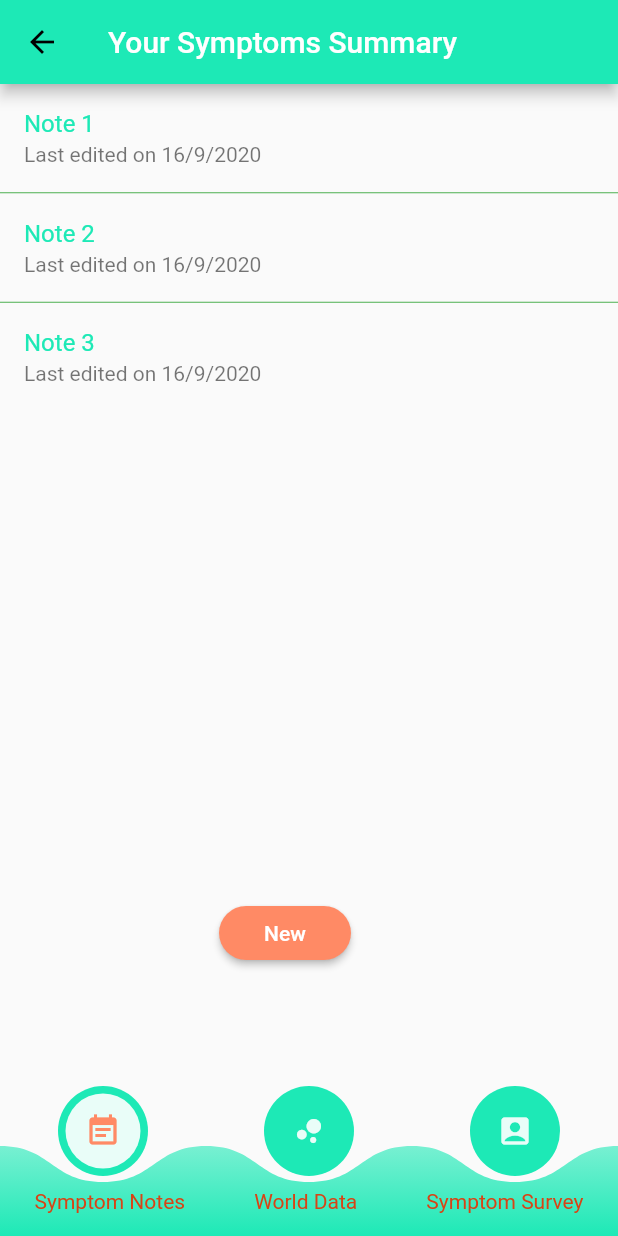
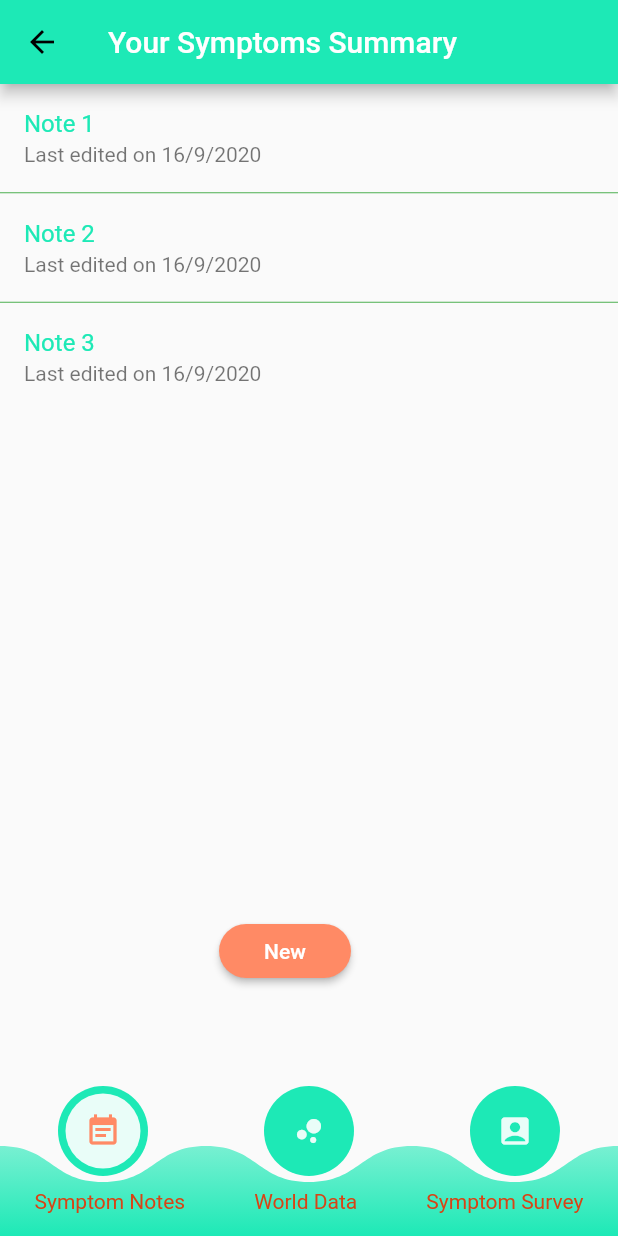
Before and after one commit to shreyabanga/Covid19-Miniproject, a Flutter app: the Home screen opened by its route, on a phone screen of 412 x 824 dp. Run offline on Flutter 3.47's test engine with Material 2 defaults, Android fonts, the phone set to English and light mode, and no system bars; our stand-ins replace cloud_firestore, delayed_display, dio, firebase_auth, flutter_signin_button, get and 2 more; missing offline and left inert: flutter_sparkline; accounts and stored records are empty.

Commit message:
Fixed Android compatibility

```diff
--- a/covid19_tracker/lib/information_card.dart
+++ b/covid19_tracker/lib/information_card.dart
@@ -28,7 +28,7 @@ class InformationCard extends StatelessWidget {
                   child: Text(
                     title,
                     style: TextStyle(
-                      fontSize: 21.0,
+                      fontSize: 18.0,
                       color: Colors.lightGreen,
                     ),
                   ),
--- a/covid19_tracker/lib/login.dart
+++ b/covid19_tracker/lib/login.dart
@@ -21,7 +21,8 @@ class LoginState extends State<Login> {
     return MaterialApp(
       debugShowCheckedModeBanner: false,
       home: Scaffold(
-        body: Container(
+        body: SingleChildScrollView(
+          child: Container(
               alignment: Alignment.center,
               padding: EdgeInsets.only(top: 100),
               child: Column(
@@ -120,6 +121,7 @@ class LoginState extends State<Login> {
                 ],
               )),
         ),
+      ),
     );
   }
 }
--- a/covid19_tracker/lib/screens/home.dart
+++ b/covid19_tracker/lib/screens/home.dart
@@ -1,11 +1,16 @@
 import 'package:flutter/material.dart';
 import './note_list.dart';
-import './world_data.dart';
+import '../dashboard.dart';
 import './symptom_survey.dart';
 import '../main.dart';
 import '../widgets/bottom_nav_bar.dart';
 
-class Home extends StatelessWidget {
+class Home extends StatefulWidget {
+  @override
+  HomeState createState() => HomeState();
+}
+
+class HomeState extends State<Home> {
   @override
   Widget build(BuildContext context) {
     return Scaffold(
@@ -15,7 +20,7 @@ class Home extends StatelessWidget {
         controller: pageController,
         children: <Widget>[
           NoteList(),
-          WorldScreen(),
+          Dashboard(),
           SymptomSurvey(),
         ],
       ),
--- a/covid19_tracker/lib/screens/note_list.dart
+++ b/covid19_tracker/lib/screens/note_list.dart
@@ -36,14 +36,10 @@ class _NoteListState extends State<NoteList> {
       ),
       floatingActionButton: SingleChildScrollView(
         child: Column(
-          children: <Widget>[
-            Column(
-              crossAxisAlignment: CrossAxisAlignment.start,
+          crossAxisAlignment: CrossAxisAlignment.center,
           mainAxisSize: MainAxisSize.min,
           children: <Widget>[
-                Padding(
-                  padding: const EdgeInsets.all(12.0),
-                  child: Container(
+            Container(
               child: Center(
                 child: Align(
                   alignment: Alignment.bottomCenter,
@@ -56,18 +52,15 @@ class _NoteListState extends State<NoteList> {
                       style: TextStyle(color: Colors.white),
                     ),
                     onPressed: () {
-                            Navigator.of(context).push(MaterialPageRoute(
-                                builder: (_) => NoteModify()));
+                      Navigator.of(context).push(
+                          MaterialPageRoute(builder: (_) => NoteModify()));
                     },
-                        ),
                   ),
                 ),
               ),
             ),
             Padding(
               padding: const EdgeInsets.all(75.0),
-                ),
-              ],
             ),
           ],
         ),
--- a/covid19_tracker/pubspec.yaml
+++ b/covid19_tracker/pubspec.yaml
@@ -30,6 +30,7 @@ dependencies:
   # Add the dependency for the Firebase Core Flutter SDK
   firebase_core: ^0.4.0+9
   dio: ^3.0.8
+  shared_preferences: ^0.5.3+5
 
 
   # Add the dependencies for any other Firebase products you want to use in your app
```
Also changed, not shown: covid19_tracker/lib/dashboard.dart (+85 -65 lines), covid19_tracker/lib/screens/symptom_survey.dart (+4 -3 lines), covid19_tracker/lib/user_data.dart (+12 -19 lines), covid19_tracker/pubspec.lock, 4 other files. Lines whose indentation alone changed are shown as unchanged.
